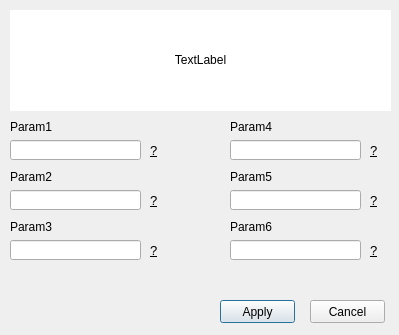
This is App/Simulator_App/ui/predefined_plant_editor.ui in DanielMontoyaR/Toolbox-de-Simulaci-n-para-An-lisis-de-Se-ales-Mixtas as Qt 5 draws it before an edit. The edited form follows.
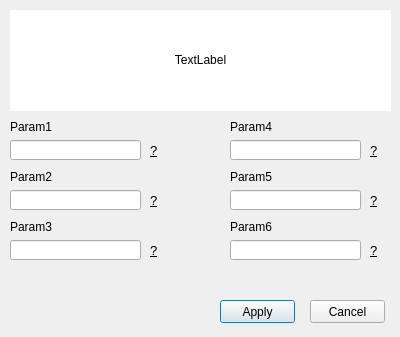
This is the edited form.

Commit message: update: plant editor logic implemented. Refactor of plant.py to a Factory Method design pattern.

```diff
--- a/App/Simulator_App/ui/predefined_plant_editor.ui
+++ b/App/Simulator_App/ui/predefined_plant_editor.ui
@@ -6,10 +6,22 @@
    <rect>
     <x>0</x>
     <y>0</y>
-    <width>399</width>
-    <height>335</height>
+    <width>400</width>
+    <height>337</height>
    </rect>
   </property>
+  <property name="minimumSize">
+   <size>
+    <width>400</width>
+    <height>337</height>
+   </size>
+  </property>
+  <property name="maximumSize">
+   <size>
+    <width>400</width>
+    <height>337</height>
+   </size>
+  </property>
   <property name="windowTitle">
    <string>Dialog</string>
   </property>
```
The commit also changes 12 other files.
